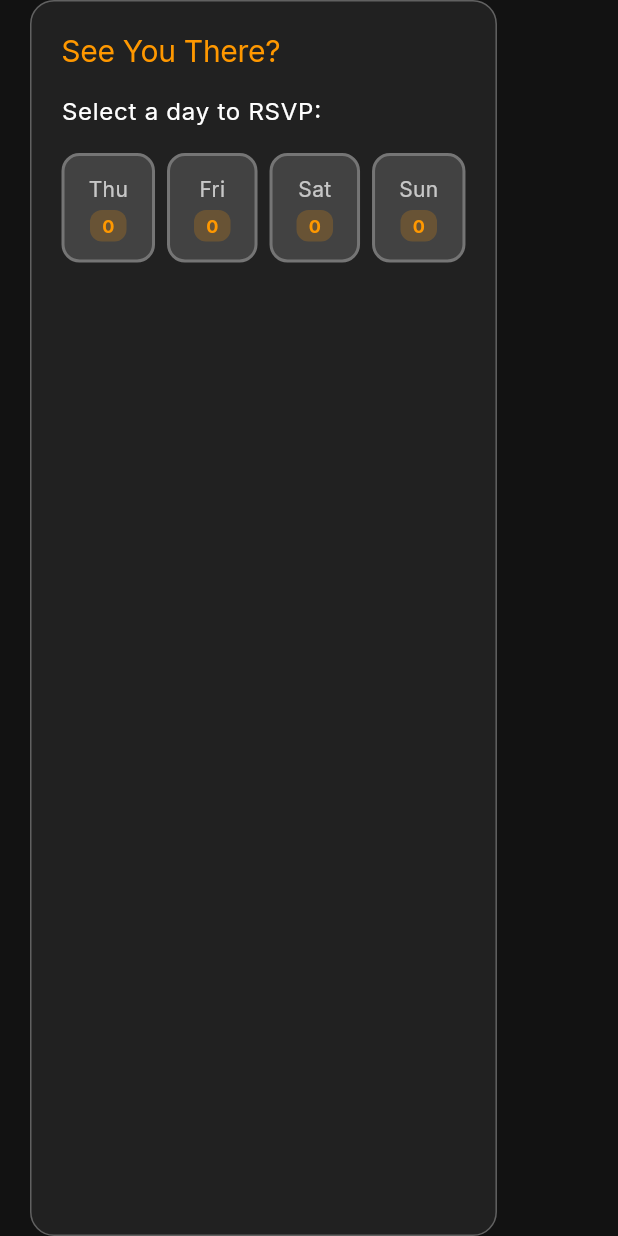
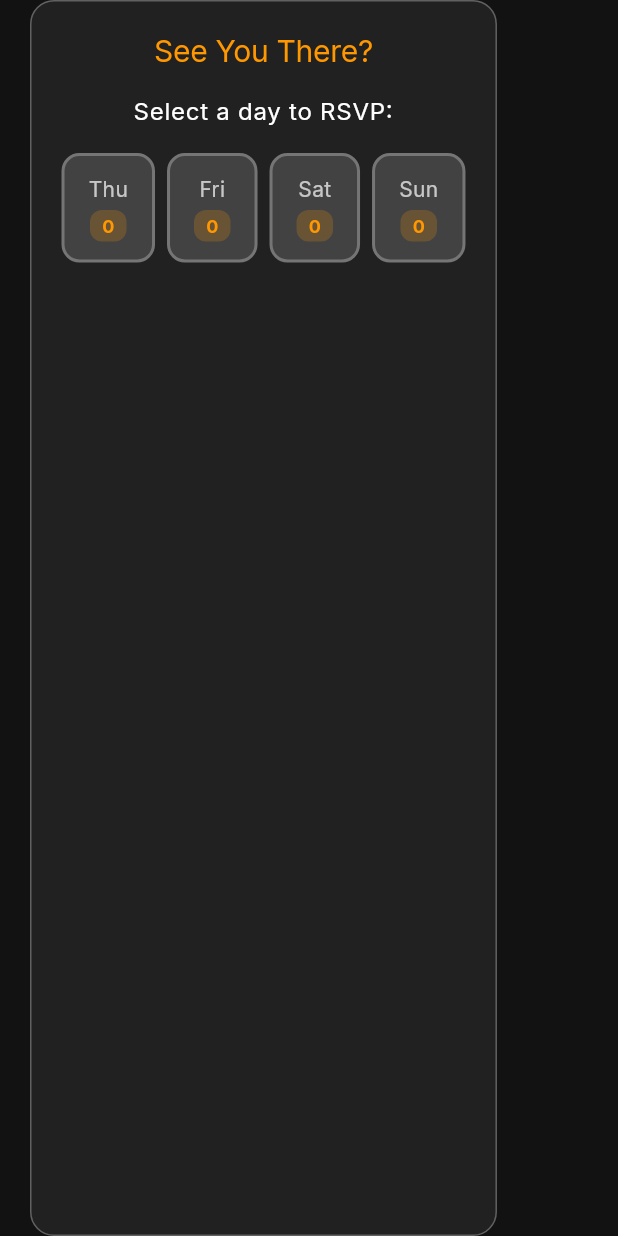
Before and after one commit to yetterk-byte/austin-food-club, a Flutter app: the RSVPSection widget shown alone on an empty page, opened directly with empty values, on a phone screen of 412 x 824 dp. Run offline on Flutter 3.47's test engine with Material 3 defaults, Android fonts, the light colour scheme and no system bars; our stand-ins replace cached_network_image, expandable, google_fonts, google_maps_flutter, shared_preferences; missing offline and left inert: dart:html, dart:ui_web; accounts and stored records are empty; network calls fail.

Commit message:
🎨 Center-align 'See You There?' RSVP section in Flutter app
✅ RSVP Section Alignment:
- Changed crossAxisAlignment from CrossAxisAlignment.start to CrossAxisAlignment.center
- Added textAlign: TextAlign.center to both title and subtitle text
- Added alignment: WrapAlignment.center to the day buttons Wrap widget

🎯 Visual Improvements:
- 'See You There?' title now centered
- 'Select a day to RSVP:' subtitle now centered
- Day buttons (Thu/Fri/Sat/Sun) now centered in container
- Maintains responsive layout and functionality

📱 Result: Clean, centered RSVP section with improved visual balance!

```diff
--- a/mobile/lib/widgets/rsvp_section.dart
+++ b/mobile/lib/widgets/rsvp_section.dart
@@ -140,7 +140,7 @@ class _RSVPSectionState extends State<RSVPSection> {
         border: Border.all(color: Colors.grey[700]!),
       ),
       child: Column(
-        crossAxisAlignment: CrossAxisAlignment.start,
+        crossAxisAlignment: CrossAxisAlignment.center,
         children: [
           Text(
             'See You There?',
@@ -148,17 +148,20 @@ class _RSVPSectionState extends State<RSVPSection> {
               fontWeight: FontWeight.w400, // Lighter font weight
               color: Colors.orange,
             ),
+            textAlign: TextAlign.center,
           ),
           const SizedBox(height: 16),
           Text(
             'Select a day to RSVP:',
             style: Theme.of(context).textTheme.bodyLarge,
+            textAlign: TextAlign.center,
           ),
           const SizedBox(height: 16),
           // Day buttons
           Wrap(
             spacing: 8,
             runSpacing: 8,
+            alignment: WrapAlignment.center,
             children: daysOfWeek.map((day) {
               final isSelected = selectedDay == day;
               final count = rsvpCounts[day] ?? 0;
```
Also changed, not shown: 8 other files.
